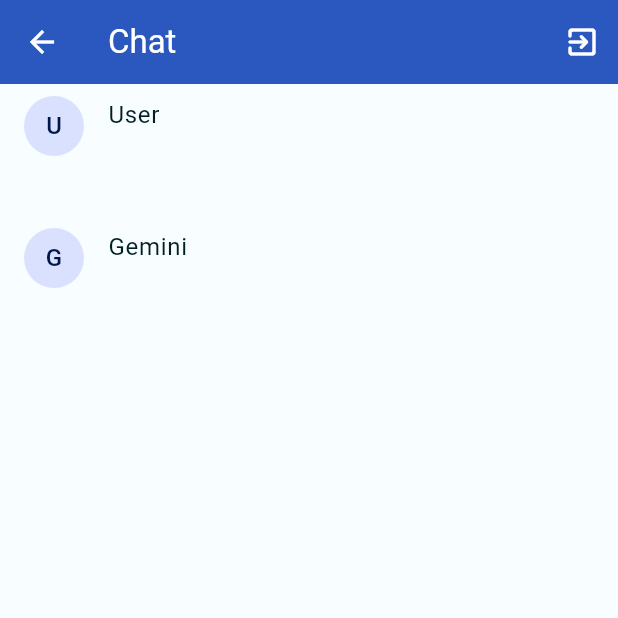
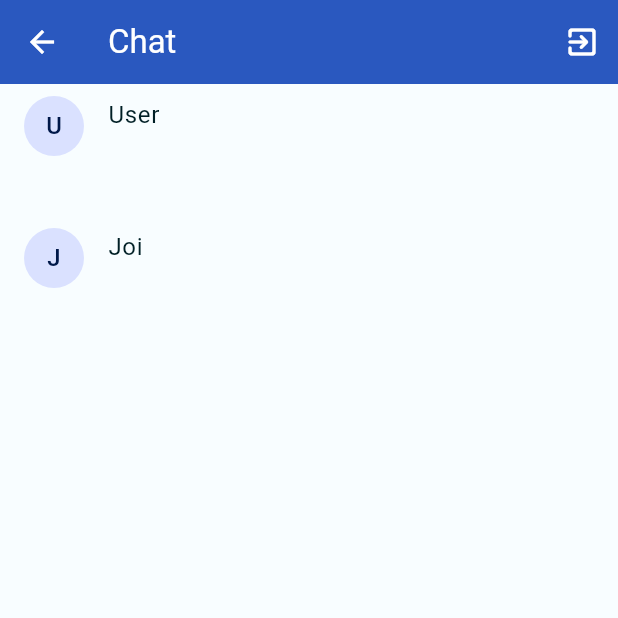
Before and after one commit to arrtttt/MindWellApp, a Flutter app: the ChatScreen screen opened by its route, after a tap on the "send" icon, on a phone screen of 412 x 824 dp, the top half of it. Run offline on Flutter 3.47's test engine with Material 3 defaults, Android fonts, the phone set to English and light mode, and no system bars; missing offline and left inert: google_gemini.

Commit message:
Pequeños ajustes visuales

```diff
--- a/lib/screens/chat_screen.dart
+++ b/lib/screens/chat_screen.dart
@@ -40,7 +40,7 @@ class _ChatScreenState extends State<ChatScreen> {
       setState(() {
         loading = false;
         textChat.add({
-          "role": "Gemini",
+          "role": "Joi",
           "text": value.text,
         });
       });
@@ -49,7 +49,7 @@ class _ChatScreenState extends State<ChatScreen> {
       setState(() {
         loading = false;
         textChat.add({
-          "role": "Gemini",
+          "role": "Joi",
           "text": error.toString(),
         });
       });
```
Also changed, not shown: 1 other file.
